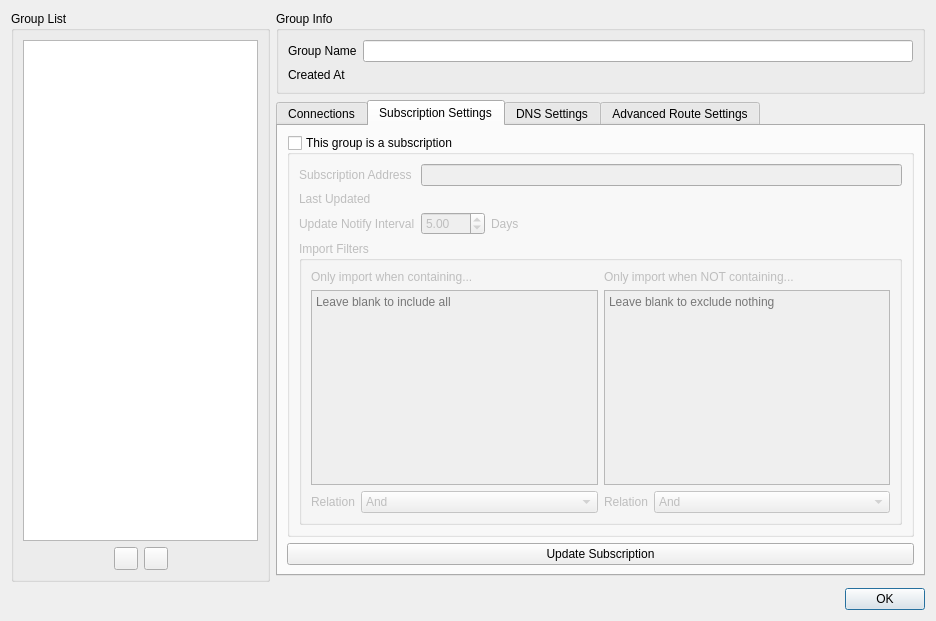
Qv2ray/Qv2ray, file src/ui/widgets/windows/w_GroupManager.ui: the form before one commit.
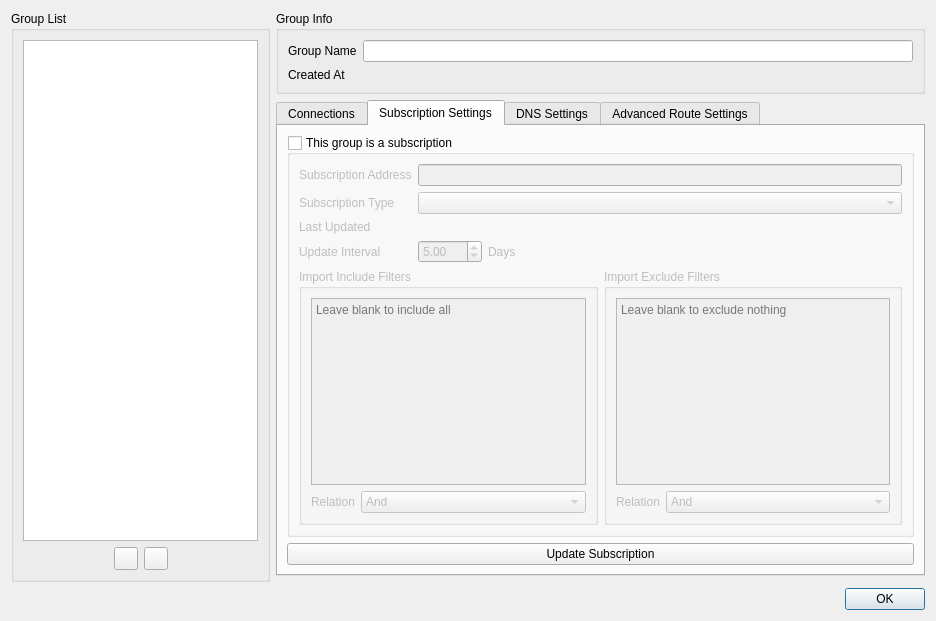
The form after the commit. The open tabs and pages were chosen to show the change. Icons and pictures are not drawn.

Commit message: update: use QvPlugin-BuiltinSubscriptionAdapter to provide subscriptions support

```diff
--- a/src/ui/widgets/windows/w_GroupManager.ui
+++ b/src/ui/widgets/windows/w_GroupManager.ui
@@ -96,7 +96,7 @@
            <string>Add Subscription</string>
           </property>
           <property name="icon">
-           <iconset resource="../../../resources.new.qrc">
+           <iconset resource="../../../../resources.new.qrc">
             <normaloff>:/assets/icons/ui_dark/add.svg</normaloff>:/assets/icons/ui_dark/add.svg</iconset>
           </property>
          </widget>
@@ -116,7 +116,7 @@
            <string/>
           </property>
           <property name="icon">
-           <iconset resource="../../../resources.new.qrc">
+           <iconset resource="../../../../resources.new.qrc">
             <normaloff>:/assets/icons/ui_dark/minus.svg</normaloff>:/assets/icons/ui_dark/minus.svg</iconset>
           </property>
          </widget>
@@ -245,27 +245,44 @@
            <widget class="QLineEdit" name="subAddrTxt"/>
           </item>
           <item row="1" column="0">
+           <widget class="QLabel" name="label_11">
+            <property name="text">
+             <string>Subscription Type</string>
+            </property>
+           </widget>
+          </item>
+          <item row="1" column="1">
+           <widget class="QComboBox" name="subscriptionTypeCB">
+            <property name="sizePolicy">
+             <sizepolicy hsizetype="MinimumExpanding" vsizetype="Fixed">
+              <horstretch>0</horstretch>
+              <verstretch>0</verstretch>
+             </sizepolicy>
+            </property>
+           </widget>
+          </item>
+          <item row="2" column="0">
            <widget class="QLabel" name="label_6">
             <property name="text">
              <string>Last Updated</string>
             </property>
            </widget>
           </item>
-          <item row="1" column="1">
+          <item row="2" column="1">
            <widget class="QLabel" name="lastUpdatedLabel">
             <property name="text">
              <string/>
             </property>
            </widget>
           </item>
-          <item row="2" column="0">
+          <item row="3" column="0">
            <widget class="QLabel" name="label_3">
             <property name="text">
-             <string>Update Notify Interval</string>
+             <string>Update Interval</string>
             </property>
            </widget>
           </item>
-          <item row="2" column="1">
+          <item row="3" column="1">
            <layout class="QHBoxLayout" name="horizontalLayout_3">
             <item>
              <widget class="QDoubleSpinBox" name="updateIntervalSB">
@@ -302,84 +319,83 @@
             </item>
            </layout>
           </item>
-          <item row="3" column="0" colspan="2">
-           <widget class="QGroupBox" name="groupBox_2">
-            <property name="title">
-             <string>Import Filters</string>
-            </property>
-            <layout class="QGridLayout" name="gridLayout_3" columnstretch="0,1,0,1">
-             <item row="1" column="2" colspan="2">
-              <widget class="QPlainTextEdit" name="ExcludeKeywords">
-               <property name="placeholderText">
-                <string>Leave blank to exclude nothing</string>
-               </property>
-              </widget>
-             </item>
-             <item row="2" column="3">
-              <widget class="QComboBox" name="ExcludeRelation">
-               <item>
-                <property name="text">
-                 <string notr="true">And</string>
-                </property>
+          <item row="4" column="0" colspan="2">
+           <layout class="QHBoxLayout" name="horizontalLayout_4">
+            <item>
+             <widget class="QGroupBox" name="groupBox_4">
+              <property name="title">
+               <string>Import Include Filters</string>
+              </property>
+              <layout class="QFormLayout" name="formLayout_4">
+               <item row="0" column="0" colspan="2">
+                <widget class="QPlainTextEdit" name="IncludeKeywords">
+                 <property name="placeholderText">
+                  <string>Leave blank to include all</string>
+                 </property>
+                </widget>
                </item>
-               <item>
-                <property name="text">
-                 <string notr="true">Or</string>
-                </property>
+               <item row="1" column="0">
+                <widget class="QLabel" name="label_7">
+                 <property name="text">
+                  <string>Relation</string>
+                 </property>
+                </widget>
                </item>
-              </widget>
-             </item>
-             <item row="2" column="2">
-              <widget class="QLabel" name="label_8">
-               <property name="text">
-                <string>Relation</string>
-               </property>
-              </widget>
-             </item>
-             <item row="1" column="0" colspan="2">
-              <widget class="QPlainTextEdit" name="IncludeKeywords">
-               <property name="placeholderText">
-                <string>Leave blank to include all</string>
-               </property>
-              </widget>
-             </item>
-             <item row="2" column="1">
-              <widget class="QComboBox" name="IncludeRelation">
-               <item>
-                <property name="text">
-                 <string notr="true">And</string>
-                </property>
+               <item row="1" column="1">
+                <widget class="QComboBox" name="IncludeRelation">
+                 <item>
+                  <property name="text">
+                   <string notr="true">And</string>
+                  </property>
+                 </item>
+                 <item>
+                  <property name="text">
+                   <string notr="true">Or</string>
+                  </property>
+                 </item>
+                </widget>
                </item>
-               <item>
-                <property name="text">
-                 <string notr="true">Or</string>
-                </property>
+              </layout>
+             </widget>
+            </item>
+            <item>
+             <widget class="QGroupBox" name="groupBox_3">
+              <property name="title">
+               <string>Import Exclude Filters</string>
+              </property>
+              <layout class="QFormLayout" name="formLayout">
+               <item row="1" column="0">
+                <widget class="QLabel" name="label_8">
+                 <property name="text">
+                  <string>Relation</string>
+                 </property>
+                </widget>
                </item>
-              </widget>
-             </item>
-             <item row="2" column="0">
-              <widget class="QLabel" name="label_7">
-               <property name="text">
-                <string>Relation</string>
-               </property>
-              </widget>
-             </item>
-             <item row="0" column="0" colspan="2">
-              <widget class="QLabel" name="label_9">
-               <property name="text">
-                <string>Only import when containing...</string>
-               </property>
-              </widget>
-             </item>
-             <item row="0" column="2" colspan="2">
-              <widget class="QLabel" name="label_10">
-               <property name="text">
-                <string>Only import when NOT containing...</string>
-               </property>
-              </widget>
-             </item>
-            </layout>
-           </widget>
+               <item row="1" column="1">
+                <widget class="QComboBox" name="ExcludeRelation">
+                 <item>
+                  <property name="text">
+                   <string notr="true">And</string>
+                  </property>
+                 </item>
+                 <item>
+                  <property name="text">
+                   <string notr="true">Or</string>
+                  </property>
+                 </item>
+                </widget>
+               </item>
+               <item row="0" column="0" colspan="2">
+                <widget class="QPlainTextEdit" name="ExcludeKeywords">
+                 <property name="placeholderText">
+                  <string>Leave blank to exclude nothing</string>
+                 </property>
+                </widget>
+               </item>
+              </layout>
+             </widget>
+            </item>
+           </layout>
           </item>
          </layout>
         </widget>
```
Left out of the diff: 2 changed lines with no effect on the pictures. The commit also changes 20 other files.
